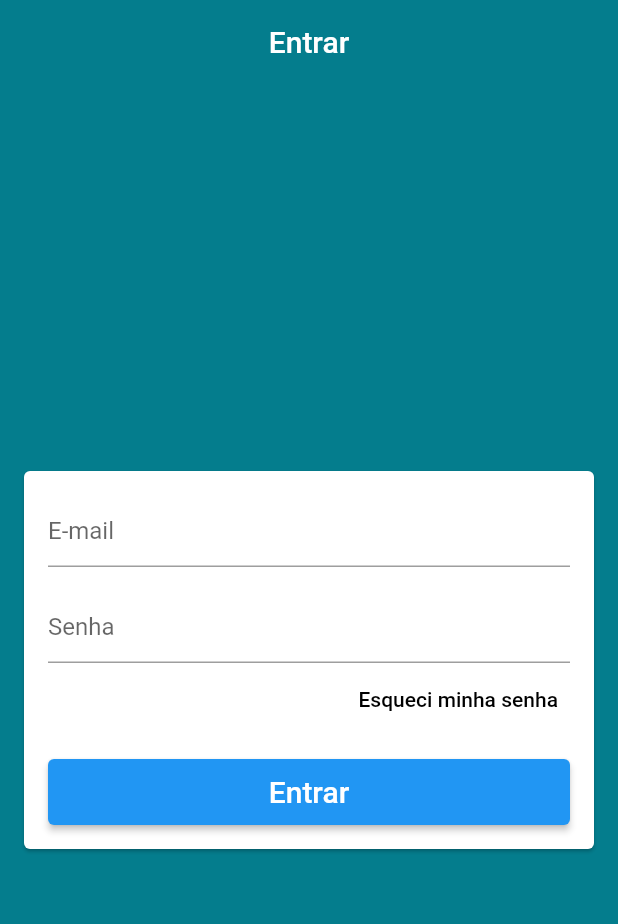
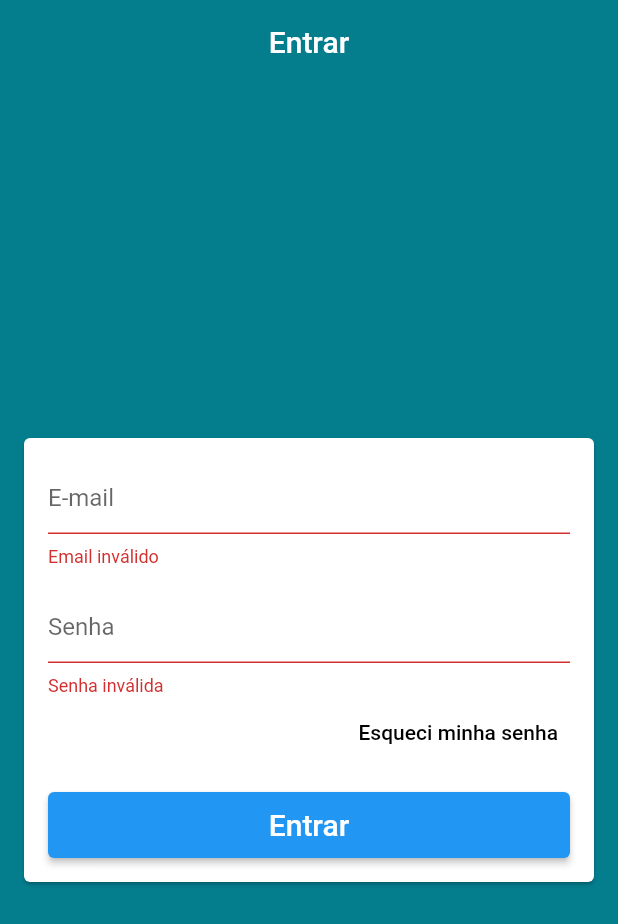
Before and after one commit to Dandy27/virtual-store, a Flutter app: the screen it shows after launch, after a tap on "Entrar", on a phone screen of 412 x 824 dp. Shown: the top 924 px of the screen. Run offline on Flutter 3.47's test engine with Material 2 defaults, Android fonts, the phone set to English and light mode, and no system bars; our stand-ins replace cloud_firestore; accounts and stored records are empty.

Commit message:
Validando email

```diff
--- a/virtual_store_app/lib/base/screens/login/login_screen.dart
+++ b/virtual_store_app/lib/base/screens/login/login_screen.dart
@@ -1,6 +1,11 @@
 import 'package:flutter/material.dart';
+import 'package:virtual_store_app/helpers/validators.dart';
 
 class LoginScreen extends StatelessWidget {
+  final TextEditingController emailController = TextEditingController();
+  final TextEditingController passController = TextEditingController();
+  final GlobalKey<FormState> formKey = GlobalKey<FormState>();
+
   @override
   Widget build(BuildContext context) {
     return Scaffold(
@@ -11,29 +16,32 @@ class LoginScreen extends StatelessWidget {
       body: Center(
         child: Card(
           margin: const EdgeInsets.symmetric(horizontal: 16),
+          child: Form(
+            key: formKey,
             child: ListView(
               padding: const EdgeInsets.all(16),
               shrinkWrap: true,
               children: [
                 TextFormField(
-                decoration: const InputDecoration(
-                  hintText: 'E-mail'
-                ),
+                  controller: emailController,
+                  decoration: const InputDecoration(hintText: 'E-mail'),
                   keyboardType: TextInputType.emailAddress,
                   autocorrect: false,
-                validator: (mail){
+                  validator: (email) {
+                    if (!emailValid(email)) return 'Email inválido';
                     return null;
                   },
                 ),
-              const SizedBox(height: 16,),
+                const SizedBox(
+                  height: 16,
+                ),
                 TextFormField(
-                decoration: const InputDecoration(
-                    hintText: 'Senha'
-                ),
+                  controller: passController,
+                  decoration: const InputDecoration(hintText: 'Senha'),
                   autocorrect: false,
                   obscureText: true,
-                validator: (pass){
-                  if(pass.isEmpty || pass.length < 6)
+                  validator: (pass) {
+                    if (pass.isEmpty || pass.length < 6)
                       return 'Senha inválida';
                     return null;
                   },
@@ -41,21 +49,32 @@ class LoginScreen extends StatelessWidget {
                 Align(
                   alignment: Alignment.centerRight,
                   child: TextButton(
-                  onPressed: (){},
-                  child: const Text('Esqueci minha senha',style: TextStyle(color: Colors.black),),
-
+                    onPressed: () {},
+                    child: const Text(
+                      'Esqueci minha senha',
+                      style: TextStyle(color: Colors.black),
                     ),
                   ),
-              const SizedBox(height: 16,),
+                ),
+                const SizedBox(
+                  height: 16,
+                ),
                 SizedBox(
                   height: 44,
                   child: ElevatedButton(
-                  onPressed: (){},
-                  child: const Text('Entrar', style: TextStyle(fontSize: 20),) ,
+                    onPressed: () {
+                      if (formKey.currentState.validate()) {
+                        print(emailController.text);
+                      }
+                    },
+                    child: const Text(
+                      'Entrar',
+                      style: TextStyle(fontSize: 20),
+                    ),
                   ),
                 )
-
               ],
+            ),
           ),
         ),
       ),
--- /dev/null
+++ b/virtual_store_app/lib/helpers/validators.dart
@@ -0,0 +1,5 @@
+bool emailValid(String email){
+  final RegExp regex = RegExp(
+      r"^(([^<>()[\]\\.,;:\s@\']+(\.[^<>()[\]\\.,;:\s@\']+)*)|(\'.+\'))@((\[[0-9]{1,3}\.[0-9]{1,3}\.[0-9]{1,3}\.[0-9]{1,3}\])|(([a-zA-Z\-0-9]+\.)+[a-zA-Z]{2,}))$");
+  return regex.hasMatch(email);
+}
```
Lines whose indentation alone changed are shown as unchanged.
